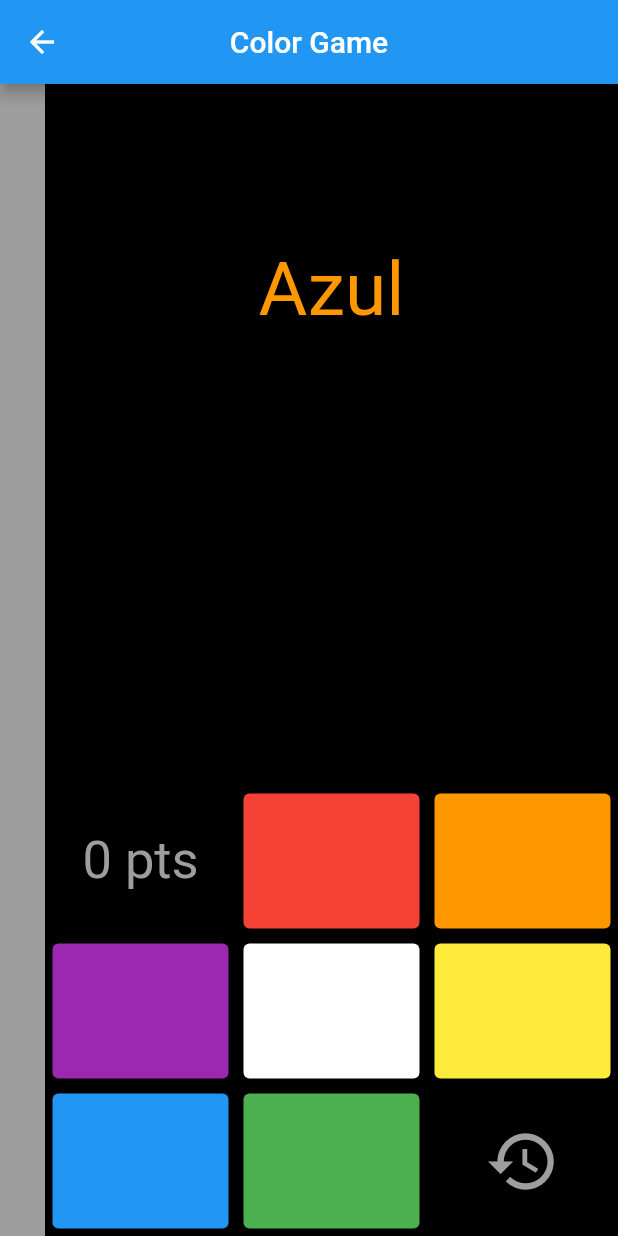
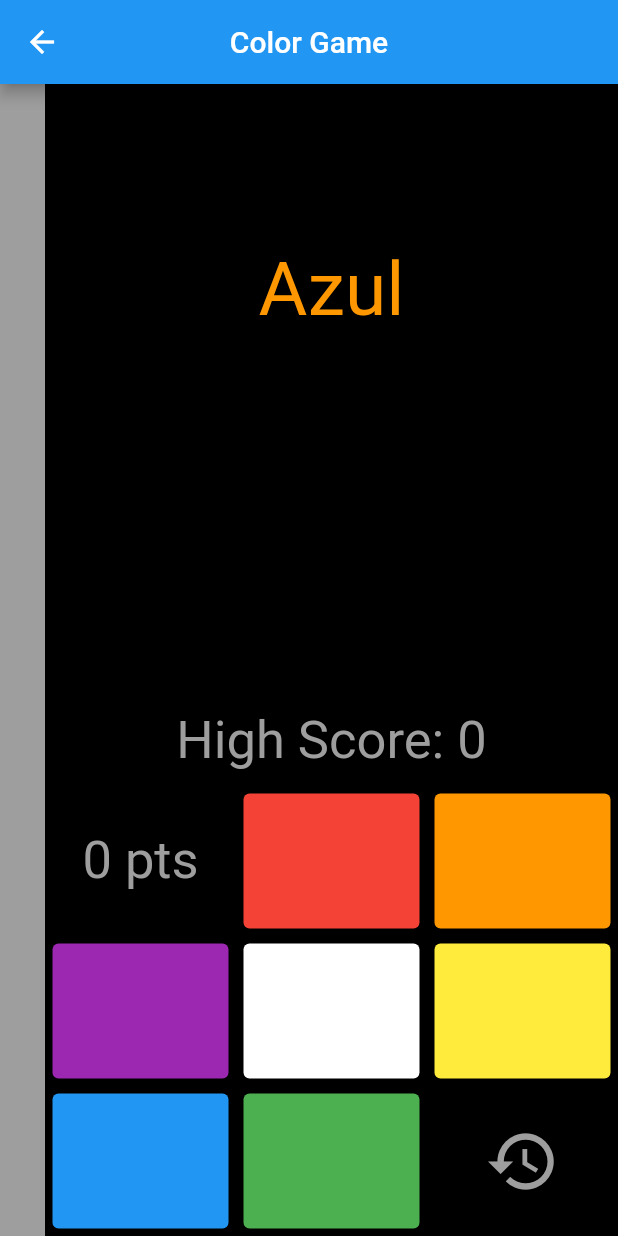
Before and after one commit to RafaelSetton/Rafael-Setton-App, a Flutter app: the ColorGamePage screen opened by its route, after a tap on the "restore" icon, on a phone screen of 412 x 824 dp. Run offline on Flutter 3.47's test engine with Material 2 defaults, Android fonts, the phone set to English and light mode, and no system bars; our stand-ins replace circular_countdown_timer, cloud_firestore, firebase_core, firebase_storage, flutter_tts, flutter_typeahead and 2 more; missing offline and left inert: function_tree; accounts and stored records are empty.

Commit message:
High Score Color Game

```diff
--- a/lib/pages/IMC/index.dart
+++ b/lib/pages/IMC/index.dart
@@ -40,7 +40,6 @@ class _IMCPageState extends State<IMCPage> {
       } else {
         _infoText = "Obesidade Grau III";
       }
-      debugPrint("$imc");
       _infoText += " (${imc.toStringAsPrecision(3)})";
     });
   }
--- a/lib/pages/colorGame/index.dart
+++ b/lib/pages/colorGame/index.dart
@@ -2,7 +2,7 @@ import 'package:flutter/material.dart';
 import 'package:sql_treino/services/database/storage.dart';
 import 'dart:async';
 
-import 'package:sql_treino/services/local/RAM.dart';
+import 'package:sql_treino/shared/functions/getArguments.dart';
 import 'package:sql_treino/shared/models/userModel.dart';
 
 class ColorGamePage extends StatefulWidget {
@@ -35,6 +35,18 @@ class _ColorGamePageState extends State<ColorGamePage> {
   int results = 0;
   double barHeight = 0;
   late Timer timer;
+  int hs = 0;
+
+  @override
+  void initState() {
+    super.initState();
+    Future.delayed(Duration(milliseconds: 10), () {
+      String email = getArguments(context)!.userEmail;
+      UserDB.show(email).then((user) => setState(() {
+            hs = user!.data.colorGamePts;
+          }));
+    });
+  }
 
   void newText() {
     setState(() {
@@ -60,23 +72,6 @@ class _ColorGamePageState extends State<ColorGamePage> {
     newText();
   }
 
-  Container colorButton(color) {
-    return Container(
-        width: MediaQuery.of(context).size.width / 3 - 10,
-        height: 100,
-        padding: EdgeInsets.all(5),
-        color: Colors.black,
-        child: ElevatedButton(
-          onPressed: () {
-            click(color);
-          },
-          style: ButtonStyle(
-            backgroundColor: MaterialStateProperty.all(color),
-          ),
-          child: Container(),
-        ));
-  }
-
   void startTimer(double height) {
     setState(() {
       barHeight = height;
@@ -98,17 +93,56 @@ class _ColorGamePageState extends State<ColorGamePage> {
           text = "Pressione Restart";
           color = Colors.grey;
         });
-
-        String email = (await RAM.read("user"))!;
+        if (results > hs) {
+          String email = getArguments(context)!.userEmail;
           UserModel user = (await UserDB.show(email))!;
-        if (results > user.data.colorGamePts) {
           user.data.colorGamePts = results;
+          hs = results;
           await UserDB.post(user);
         }
       }
     }
 
     timer = Timer.periodic(Duration(milliseconds: 30), periodic);
+  }
+
+  Container colorButton(color) {
+    return Container(
+        width: MediaQuery.of(context).size.width / 3 - 10,
+        height: 100,
+        padding: EdgeInsets.all(5),
+        color: Colors.black,
+        child: ElevatedButton(
+          onPressed: () {
+            if (barHeight > 0) click(color);
+          },
+          style: ButtonStyle(
+            backgroundColor: MaterialStateProperty.all(color),
+          ),
+          child: Container(),
+        ));
+  }
+
+  Container resetButton() {
+    return Container(
+      alignment: Alignment.center,
+      width: MediaQuery.of(context).size.width / 3 - 10,
+      child: IconButton(
+        alignment: Alignment.center,
+        icon: Icon(
+          Icons.restore,
+          color: Colors.grey,
+        ),
+        iconSize: 50,
+        onPressed: () {
+          startTimer(MediaQuery.of(context).size.height);
+          newText();
+          setState(() {
+            results = 0;
+          });
+        },
+      ),
+    );
   }
 
   @override
@@ -161,6 +195,14 @@ class _ColorGamePageState extends State<ColorGamePage> {
                 ),
                 Column(
                   children: <Widget>[
+                    Container(
+                      alignment: Alignment.center,
+                      child: Text(
+                        "High Score: $hs",
+                        style: TextStyle(color: Colors.grey, fontSize: 35),
+                      ),
+                      padding: EdgeInsets.only(bottom: 10),
+                    ),
                     Row(
                       mainAxisAlignment: MainAxisAlignment.end,
                       children: <Widget>[
@@ -168,11 +210,11 @@ class _ColorGamePageState extends State<ColorGamePage> {
                           alignment: Alignment.center,
                           child: Text(
                             results.toString() + ' pts',
-                              style:
-                                  TextStyle(color: Colors.grey, fontSize: 35),
+                            style: TextStyle(color: Colors.grey, fontSize: 35),
                           ),
                           width: MediaQuery.of(context).size.width / 3 - 10,
-                            color: Colors.black),
+                          color: Colors.black,
+                        ),
                         colorButton(Colors.red),
                         colorButton(Colors.orange),
                       ],
@@ -189,25 +231,7 @@ class _ColorGamePageState extends State<ColorGamePage> {
                       children: <Widget>[
                         colorButton(Colors.blue),
                         colorButton(Colors.green),
-                        Container(
-                          alignment: Alignment.center,
-                          width: MediaQuery.of(context).size.width / 3 - 10,
-                          child: IconButton(
-                            alignment: Alignment.center,
-                            icon: Icon(
-                              Icons.restore,
-                              color: Colors.grey,
-                            ),
-                            iconSize: 50,
-                            onPressed: () {
-                              startTimer(MediaQuery.of(context).size.height);
-                              newText();
-                              setState(() {
-                                results = 0;
-                              });
-                            },
-                          ),
-                        ),
+                        resetButton(),
                       ],
                     ),
                   ],
```
Lines whose indentation alone changed are shown as unchanged.
